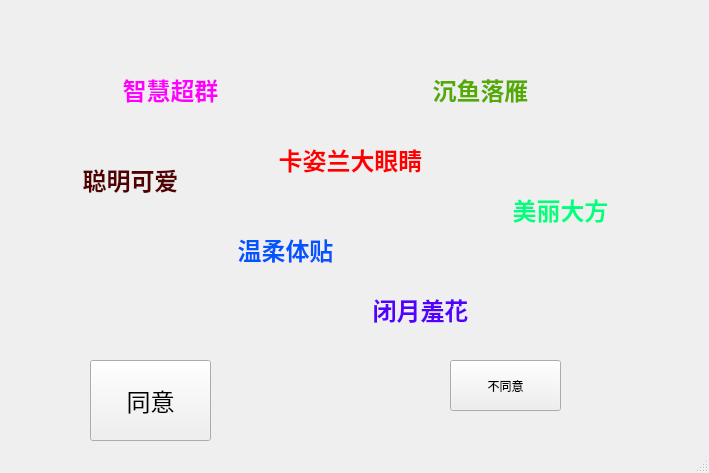
Qt form funstaff/src/funstaff.ui (samlior/be-my-girl) before a commit.
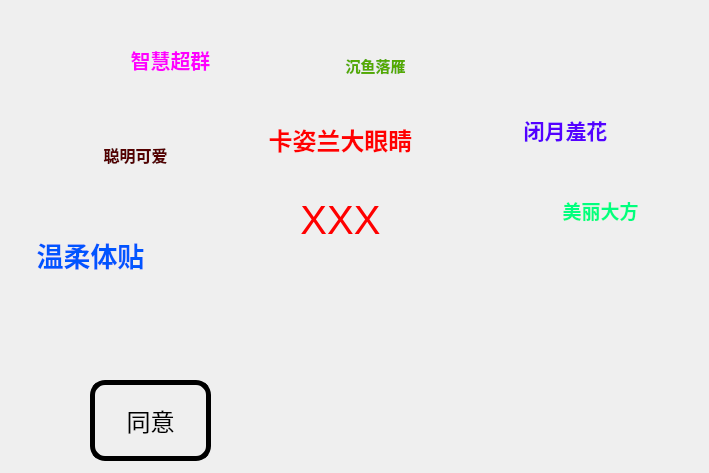
The same form after that commit. Icons and pictures are not drawn.

Patch:
```diff
--- a/funstaff/src/funstaff.ui
+++ b/funstaff/src/funstaff.ui
@@ -21,38 +21,57 @@
     <property name="geometry">
      <rect>
       <x>90</x>
-      <y>360</y>
+      <y>380</y>
       <width>121</width>
       <height>81</height>
      </rect>
     </property>
     <property name="font">
      <font>
+      <family>华文彩云</family>
       <pointsize>18</pointsize>
+      <weight>50</weight>
+      <italic>false</italic>
+      <bold>false</bold>
      </font>
     </property>
+    <property name="styleSheet">
+     <string notr="true">:enabled {
+font: 18pt &quot;华文彩云&quot;;
+color: black;
+border-width: 5px;
+border-style: solid;
+border-radius: 15px;
+}
+
+:hover{
+font: 18pt &quot;华文彩云&quot;;
+color: red;
+border-width: 5px;
+border-style: solid;
+border-radius: 15px;
+}
+
+:pressed{
+font: 20pt &quot;华文彩云&quot;;
+color: red;
+border-width: 7px;
+border-style: solid;
+border-radius: 15px;
+}
+
+
+</string>
+    </property>
     <property name="text">
      <string>同意</string>
     </property>
    </widget>
-   <widget class="QPushButton" name="pushButtonCancel">
-    <property name="geometry">
-     <rect>
-      <x>450</x>
-      <y>360</y>
-      <width>111</width>
-      <height>51</height>
-     </rect>
-    </property>
-    <property name="text">
-     <string>不同意</string>
-    </property>
-   </widget>
    <widget class="QLabel" name="label">
     <property name="geometry">
      <rect>
-      <x>250</x>
-      <y>130</y>
+      <x>240</x>
+      <y>110</y>
       <width>201</width>
       <height>61</height>
      </rect>
@@ -75,16 +94,16 @@
    <widget class="QLabel" name="label_2">
     <property name="geometry">
      <rect>
-      <x>210</x>
-      <y>220</y>
-      <width>151</width>
-      <height>61</height>
+      <x>20</x>
+      <y>230</y>
+      <width>141</width>
+      <height>51</height>
      </rect>
     </property>
     <property name="font">
      <font>
       <family>Consolas</family>
-      <pointsize>18</pointsize>
+      <pointsize>20</pointsize>
       <weight>75</weight>
       <bold>true</bold>
      </font>
@@ -99,16 +118,16 @@
    <widget class="QLabel" name="label_3">
     <property name="geometry">
      <rect>
-      <x>460</x>
-      <y>180</y>
-      <width>201</width>
-      <height>61</height>
+      <x>530</x>
+      <y>190</y>
+      <width>141</width>
+      <height>41</height>
      </rect>
     </property>
     <property name="font">
      <font>
       <family>Consolas</family>
-      <pointsize>18</pointsize>
+      <pointsize>14</pointsize>
       <weight>75</weight>
       <bold>true</bold>
      </font>
@@ -123,16 +142,16 @@
    <widget class="QLabel" name="label_4">
     <property name="geometry">
      <rect>
-      <x>70</x>
-      <y>60</y>
-      <width>201</width>
+      <x>100</x>
+      <y>30</y>
+      <width>141</width>
       <height>61</height>
      </rect>
     </property>
     <property name="font">
      <font>
       <family>Consolas</family>
-      <pointsize>18</pointsize>
+      <pointsize>15</pointsize>
       <weight>75</weight>
       <bold>true</bold>
      </font>
@@ -147,16 +166,16 @@
    <widget class="QLabel" name="label_5">
     <property name="geometry">
      <rect>
-      <x>380</x>
-      <y>60</y>
-      <width>201</width>
-      <height>61</height>
+      <x>310</x>
+      <y>50</y>
+      <width>131</width>
+      <height>31</height>
      </rect>
     </property>
     <property name="font">
      <font>
       <family>Consolas</family>
-      <pointsize>18</pointsize>
+      <pointsize>11</pointsize>
       <weight>75</weight>
       <bold>true</bold>
      </font>
@@ -171,16 +190,16 @@
    <widget class="QLabel" name="label_6">
     <property name="geometry">
      <rect>
-      <x>320</x>
-      <y>280</y>
-      <width>201</width>
-      <height>61</height>
+      <x>490</x>
+      <y>110</y>
+      <width>151</width>
+      <height>41</height>
      </rect>
     </property>
     <property name="font">
      <font>
       <family>Consolas</family>
-      <pointsize>18</pointsize>
+      <pointsize>16</pointsize>
       <weight>75</weight>
       <bold>true</bold>
      </font>
@@ -195,16 +214,16 @@
    <widget class="QLabel" name="label_7">
     <property name="geometry">
      <rect>
-      <x>30</x>
-      <y>150</y>
-      <width>201</width>
-      <height>61</height>
+      <x>80</x>
+      <y>140</y>
+      <width>111</width>
+      <height>31</height>
      </rect>
     </property>
     <property name="font">
      <font>
       <family>Consolas</family>
-      <pointsize>18</pointsize>
+      <pointsize>12</pointsize>
       <weight>75</weight>
       <bold>true</bold>
      </font>
@@ -219,8 +238,8 @@
    <widget class="QLabel" name="label_8">
     <property name="geometry">
      <rect>
-      <x>90</x>
-      <y>300</y>
+      <x>80</x>
+      <y>310</y>
       <width>41</width>
       <height>61</height>
      </rect>
@@ -238,8 +257,8 @@
    <widget class="QLabel" name="label_9">
     <property name="geometry">
      <rect>
-      <x>120</x>
-      <y>300</y>
+      <x>110</x>
+      <y>310</y>
       <width>41</width>
       <height>61</height>
      </rect>
@@ -257,8 +276,8 @@
    <widget class="QLabel" name="label_10">
     <property name="geometry">
      <rect>
-      <x>150</x>
-      <y>300</y>
+      <x>140</x>
+      <y>310</y>
       <width>41</width>
       <height>61</height>
      </rect>
@@ -276,8 +295,8 @@
    <widget class="QLabel" name="label_11">
     <property name="geometry">
      <rect>
-      <x>180</x>
-      <y>300</y>
+      <x>170</x>
+      <y>310</y>
       <width>41</width>
       <height>61</height>
      </rect>
@@ -295,8 +314,8 @@
    <widget class="QLabel" name="label_12">
     <property name="geometry">
      <rect>
-      <x>20</x>
-      <y>350</y>
+      <x>10</x>
+      <y>380</y>
       <width>71</width>
       <height>31</height>
      </rect>
@@ -311,8 +330,8 @@
    <widget class="QLabel" name="label_13">
     <property name="geometry">
      <rect>
-      <x>20</x>
-      <y>380</y>
+      <x>10</x>
+      <y>410</y>
       <width>71</width>
       <height>31</height>
      </rect>
@@ -327,8 +346,8 @@
    <widget class="QLabel" name="label_14">
     <property name="geometry">
      <rect>
-      <x>20</x>
-      <y>410</y>
+      <x>10</x>
+      <y>440</y>
       <width>71</width>
       <height>31</height>
      </rect>
@@ -344,7 +363,7 @@
     <property name="geometry">
      <rect>
       <x>220</x>
-      <y>350</y>
+      <y>370</y>
       <width>71</width>
       <height>31</height>
      </rect>
@@ -360,7 +379,7 @@
     <property name="geometry">
      <rect>
       <x>220</x>
-      <y>380</y>
+      <y>400</y>
       <width>71</width>
       <height>31</height>
      </rect>
@@ -376,7 +395,7 @@
     <property name="geometry">
      <rect>
       <x>220</x>
-      <y>410</y>
+      <y>430</y>
       <width>71</width>
       <height>31</height>
      </rect>
@@ -388,8 +407,159 @@
      <pixmap resource="funstaff.qrc">:/funstaff/arr_left.png</pixmap>
     </property>
    </widget>
+   <widget class="QLabel" name="label_18">
+    <property name="geometry">
+     <rect>
+      <x>270</x>
+      <y>180</y>
+      <width>141</width>
+      <height>81</height>
+     </rect>
+    </property>
+    <property name="font">
+     <font>
+      <pointsize>30</pointsize>
+     </font>
+    </property>
+    <property name="text">
+     <string>&lt;html&gt;&lt;head/&gt;&lt;body&gt;&lt;p&gt;&lt;span style=&quot; color:#ff0000;&quot;&gt;XXX&lt;/span&gt;&lt;/p&gt;&lt;/body&gt;&lt;/html&gt;</string>
+    </property>
+    <property name="alignment">
+     <set>Qt::AlignCenter</set>
+    </property>
+   </widget>
+   <widget class="QLabel" name="label_19">
+    <property name="geometry">
+     <rect>
+      <x>410</x>
+      <y>220</y>
+      <width>61</width>
+      <height>61</height>
+     </rect>
+    </property>
+    <property name="text">
+     <string/>
+    </property>
+    <property name="pixmap">
+     <pixmap resource="funstaff.qrc">:/funstaff/flower.png</pixmap>
+    </property>
+   </widget>
+   <widget class="QLabel" name="label_20">
+    <property name="geometry">
+     <rect>
+      <x>190</x>
+      <y>180</y>
+      <width>71</width>
+      <height>51</height>
+     </rect>
+    </property>
+    <property name="text">
+     <string/>
+    </property>
+    <property name="pixmap">
+     <pixmap resource="funstaff.qrc">:/funstaff/rainbow.png</pixmap>
+    </property>
+   </widget>
+   <widget class="QLabel" name="label_21">
+    <property name="geometry">
+     <rect>
+      <x>580</x>
+      <y>20</y>
+      <width>71</width>
+      <height>71</height>
+     </rect>
+    </property>
+    <property name="text">
+     <string/>
+    </property>
+    <property name="pixmap">
+     <pixmap resource="funstaff.qrc">:/funstaff/ice_cream.png</pixmap>
+    </property>
+   </widget>
+   <widget class="QLabel" name="label_22">
+    <property name="geometry">
+     <rect>
+      <x>230</x>
+      <y>260</y>
+      <width>61</width>
+      <height>61</height>
+     </rect>
+    </property>
+    <property name="text">
+     <string/>
+    </property>
+    <property name="pixmap">
+     <pixmap resource="funstaff.qrc">:/funstaff/flower.png</pixmap>
+    </property>
+   </widget>
+   <widget class="QLabel" name="label_23">
+    <property name="geometry">
+     <rect>
+      <x>30</x>
+      <y>50</y>
+      <width>61</width>
+      <height>61</height>
+     </rect>
+    </property>
+    <property name="text">
+     <string/>
+    </property>
+    <property name="pixmap">
+     <pixmap resource="funstaff.qrc">:/funstaff/flower.png</pixmap>
+    </property>
+   </widget>
+   <widget class="QLabel" name="label_24">
+    <property name="geometry">
+     <rect>
+      <x>620</x>
+      <y>370</y>
+      <width>71</width>
+      <height>61</height>
+     </rect>
+    </property>
+    <property name="text">
+     <string/>
+    </property>
+    <property name="pixmap">
+     <pixmap resource="funstaff.qrc">:/funstaff/cake.png</pixmap>
+    </property>
+   </widget>
+   <widget class="QLabel" name="label_25">
+    <property name="geometry">
+     <rect>
+      <x>330</x>
+      <y>344</y>
+      <width>71</width>
+      <height>71</height>
+     </rect>
+    </property>
+    <property name="text">
+     <string/>
+    </property>
+    <property name="pixmap">
+     <pixmap resource="funstaff.qrc">:/funstaff/ice_cream.png</pixmap>
+    </property>
+   </widget>
+   <widget class="QLabel" name="label_26">
+    <property name="geometry">
+     <rect>
+      <x>510</x>
+      <y>260</y>
+      <width>101</width>
+      <height>111</height>
+     </rect>
+    </property>
+    <property name="text">
+     <string/>
+    </property>
+    <property name="pixmap">
+     <pixmap resource="funstaff.qrc">:/funstaff/cake2.png</pixmap>
+    </property>
+    <property name="scaledContents">
+     <bool>true</bool>
+    </property>
+   </widget>
   </widget>
-  <widget class="QStatusBar" name="statusBar"/>
  </widget>
  <resources>
   <include location="funstaff.qrc"/>
```
